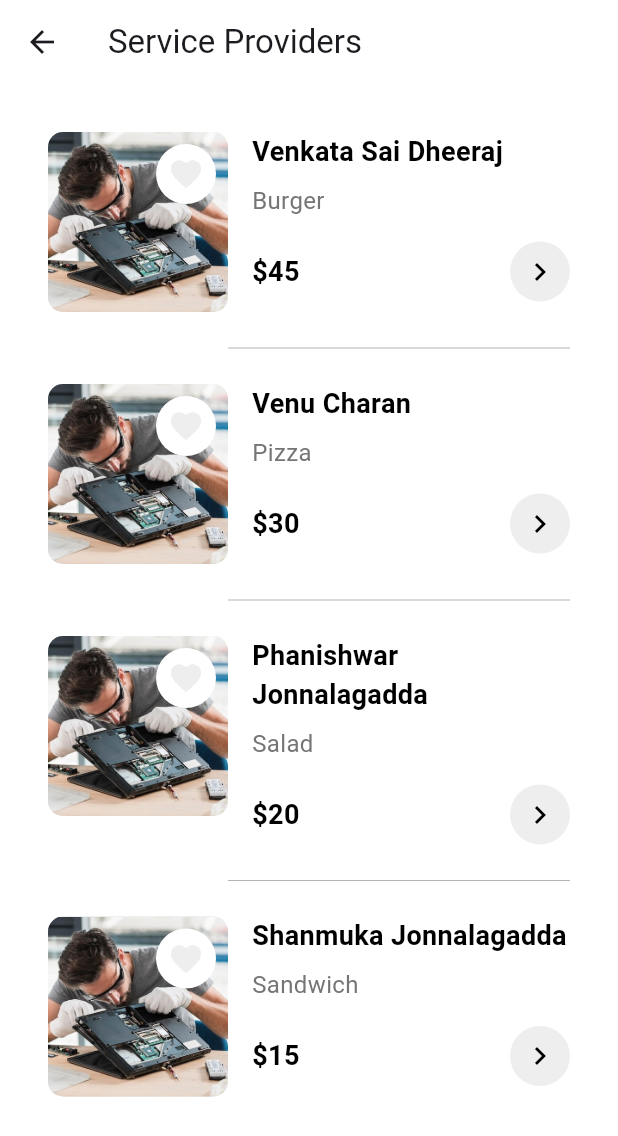
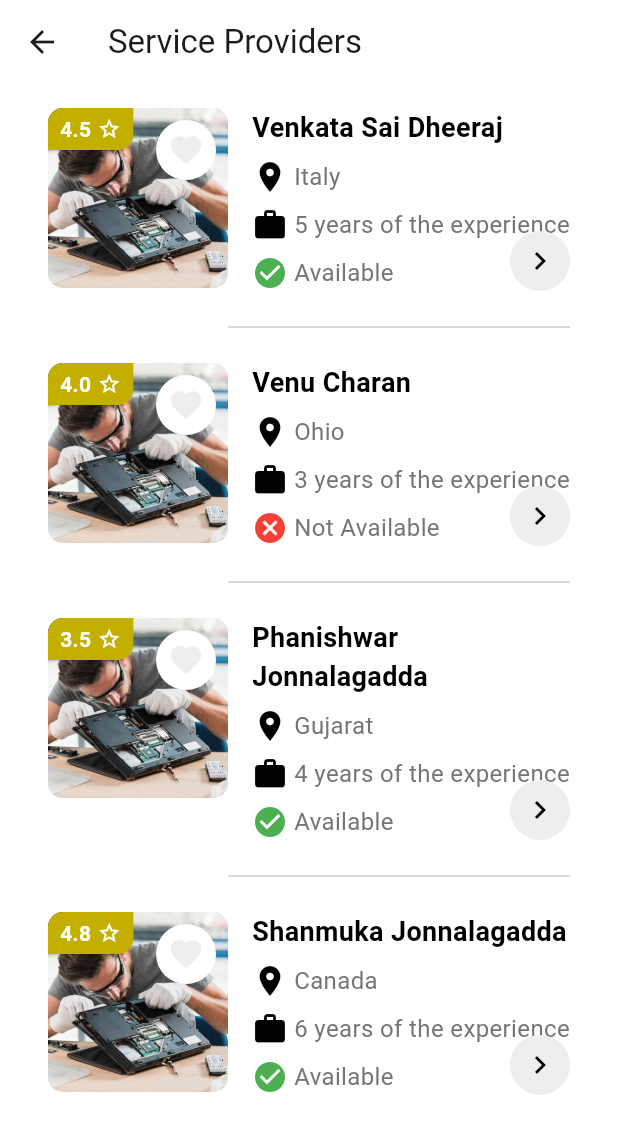
Before and after one commit to CharanBot/OneClick, a Flutter app: the ProductListPage screen opened directly, on a phone screen of 412 x 824 dp. Shown: the top 1136 px of the screen. Run offline on Flutter 3.47's test engine with Material 3 defaults, Android fonts, the phone set to English and light mode, and no system bars; our stand-ins replace carousel_slider, get, iconsax, intl_phone_field, scrollable_positioned_list; network calls fail.

Commit message:
changes is service provider page

```diff
--- /dev/null
+++ b/lib/features/personalisation/profile/Constants_profile/Constants.dart
@@ -0,0 +1,4 @@
+import 'package:flutter/material.dart';
+
+part 'Colors.dart';
+part 'Urls.dart';
--- a/lib/features/shop/home/widgets/service_list_page.dart
+++ b/lib/features/shop/home/widgets/service_list_page.dart
@@ -7,27 +7,35 @@ class ProductListPage extends StatelessWidget {
   static List<Product> sampleProducts = [
     Product(
       title: 'Venkata Sai Dheeraj',
-      category: 'Burger',
+      location: 'Italy',
+      experience: 5,
+      isAvailable: true,
       imageAssetPath: 'assets/icons/mostbooked/laptop_repair.jpg',
-      price: '\$45',
+      rating: 4.5,
     ),
     Product(
       title: 'Venu Charan',
-      category: 'Pizza',
+      location: 'Ohio',
+      experience: 3,
+      isAvailable: false,
       imageAssetPath: 'assets/icons/mostbooked/laptop_repair.jpg',
-      price: '\$30',
+      rating: 4.0,
     ),
     Product(
       title: 'Phanishwar Jonnalagadda',
-      category: 'Salad',
+      location: 'Gujarat',
+      experience: 4,
+      isAvailable: true,
       imageAssetPath: 'assets/icons/mostbooked/laptop_repair.jpg',
-      price: '\$20',
+      rating: 3.5,
     ),
     Product(
       title: 'Shanmuka Jonnalagadda',
-      category: 'Sandwich',
+      location: 'Canada',
+      experience: 6,
+      isAvailable: true,
       imageAssetPath: 'assets/icons/mostbooked/laptop_repair.jpg',
-      price: '\$15',
+      rating: 4.8,
     ),
   ];
 
@@ -45,34 +53,26 @@ class ProductListPage extends StatelessWidget {
       ),
       body: Padding(
         padding: const EdgeInsets.symmetric(horizontal: 16),
-        child: Column(
-          crossAxisAlignment: CrossAxisAlignment.start,
-          children: [
-            const SizedBox(height: 16), //space above the first card
-
-            // Products list
-            Column(
-              children: sampleProducts.map((product) {
+        child: ListView.builder(
+          itemCount: sampleProducts.length,
+          itemBuilder: (context, index) {
+            final product = sampleProducts[index];
             return Column(
               children: [
                 ProductCardWidget(
                   product: product,
                   darkMode: darkMode,
                 ),
-                    if (product !=
-                        sampleProducts.last) // Added divider conditionally
+                if (product != sampleProducts.last)
                   Divider(
                     thickness: 0.2,
                     color: darkMode ? Colors.white : Colors.black,
-                        indent:
-                            136, // indent to align with image width + spacing
+                    indent: 136, // indent to align with image width + spacing
                     endIndent: 16,
                   ),
               ],
             );
-              }).toList(),
-            ),
-          ],
+          },
         ),
       ),
     );
@@ -101,7 +101,9 @@ class ProductCardWidget extends StatelessWidget {
         borderRadius: BorderRadius.circular(15),
         color: cardColor,
       ),
-      child: Row(
+      child: Stack(
+        children: [
+          Row(
             crossAxisAlignment: CrossAxisAlignment.start,
             children: [
               // Thumbnail Image with Favorite Icon
@@ -145,28 +147,98 @@ class ProductCardWidget extends StatelessWidget {
                       ),
                     ),
                     const SizedBox(height: 8),
-                Text(
-                  product.category,
+                    Row(
+                      children: [
+                        Icon(Icons.location_on, color: textColor),
+                        const SizedBox(width: 4),
+                        Expanded(
+                          child: Text(
+                            product.location,
                             style: TextStyle(
                               fontSize: 16,
                               color: Colors.grey[600],
                             ),
                           ),
-                const SizedBox(height: 16),
+                        ),
+                      ],
+                    ),
+                    const SizedBox(height: 8),
                     Row(
-                  mainAxisAlignment: MainAxisAlignment.spaceBetween,
                       children: [
-                    // Pricing
-                    Text(
-                      product.price,
+                        Icon(Icons.work, color: textColor),
+                        const SizedBox(width: 4),
+                        Expanded(
+                          child: Text(
+                            '${product.experience} years of the experience',
                             style: TextStyle(
-                        fontSize: 18,
-                        fontWeight: FontWeight.bold,
-                        color: textColor,
+                              fontSize: 16,
+                              color: Colors.grey[600],
                             ),
                           ),
-                    // next button icon
-                    Container(
+                        ),
+                      ],
+                    ),
+                    const SizedBox(height: 8),
+                    Row(
+                      children: [
+                        Icon(
+                          product.isAvailable
+                              ? Icons.check_circle
+                              : Icons.cancel,
+                          color:
+                              product.isAvailable ? Colors.green : Colors.red,
+                        ),
+                        const SizedBox(width: 4),
+                        Text(
+                          product.isAvailable ? 'Available' : 'Not Available',
+                          style: TextStyle(
+                            fontSize: 16,
+                            color: Colors.grey[600],
+                          ),
+                        ),
+                      ],
+                    ),
+                  ],
+                ),
+              ),
+            ],
+          ),
+          // Ratings Display with star_outline icon
+          Positioned(
+            top: 0,
+            left: 0,
+            child: Container(
+              padding: const EdgeInsets.symmetric(horizontal: 8, vertical: 4),
+              decoration: const BoxDecoration(
+                color: Color.fromARGB(255, 195, 175, 0),
+                borderRadius: BorderRadius.only(
+                  topLeft: Radius.circular(10),
+                  bottomRight: Radius.circular(10),
+                ),
+              ),
+              child: Row(
+                children: [
+                  Text(
+                    product.rating.toString(),
+                    style: const TextStyle(
+                      color: Colors.white,
+                      fontWeight: FontWeight.bold,
+                    ),
+                  ),
+                  const SizedBox(width: 4), // Spacing between rating and icon
+                  const Icon(
+                    Icons.star_outline,
+                    color: Colors.white,
+                    size: 16,
+                  ),
+                ],
+              ),
+            ),
+          ),
+          Positioned(
+            bottom: -0,
+            right: 0,
+            child: Container(
               width: 40,
               height: 40,
               decoration: BoxDecoration(
@@ -178,10 +250,6 @@ class ProductCardWidget extends StatelessWidget {
                 onPressed: () {},
                 color: textColor,
               ),
-                    ),
-                  ],
-                ),
-              ],
             ),
           ),
         ],
@@ -229,7 +297,7 @@ class _FavoriteIconState extends State<FavoriteIcon> {
           child: Icon(
             Icons.favorite,
             size: 24,
-            color: iconColor, // Use iconColor to dynamically set the icon color
+            color: iconColor,
           ),
         ),
       ),
@@ -239,14 +307,18 @@ class _FavoriteIconState extends State<FavoriteIcon> {
 
 class Product {
   final String title;
-  final String category;
+  final String location;
+  final int experience;
+  final bool isAvailable;
   final String imageAssetPath;
-  final String price;
+  final double rating;
 
   Product({
     required this.title,
-    required this.category,
+    required this.location,
+    required this.experience,
+    required this.isAvailable,
     required this.imageAssetPath,
-    required this.price,
+    required this.rating,
   });
 }
--- a/lib/nav_menu.dart
+++ b/lib/nav_menu.dart
@@ -3,8 +3,8 @@ import 'package:get/get.dart';
 import 'package:iconsax/iconsax.dart';
 import 'package:only_click/features/shop/chat/chat.dart';
 import 'package:only_click/features/shop/home/home.dart';
-import 'package:only_click/features/shop/profile/account_settings.dart';
-import 'package:only_click/features/shop/store/dummy/start_page.dart';
+import 'package:only_click/features/personalisation/profile/account_settings.dart';
+import 'package:only_click/features/shop/store/store.dart';
 
 class NavigationMenu extends StatelessWidget {
   const NavigationMenu({Key? key}) : super(key: key);
@@ -48,7 +48,7 @@ class NavigationController extends GetxController {
 
   final screens = [
     const HomeScreen(),
-    const StartPage(),
+    const StoreScreen(),
     const ChatScreen(),
     const AccountPage(),
   ];
```
Also changed, not shown: lib/features/personalisation/profile/Constants_profile/Colors.dart (added, +81 -0 lines), lib/features/personalisation/profile/Constants_profile/Urls.dart (added, +17 -0 lines), lib/features/personalisation/profile/account_settings.dart (added, +149 -0 lines), lib/features/personalisation/profile/pages/edit_profile.dart (added, +148 -0 lines), lib/features/shop/store/store.dart (+18 -0 lines). Lines whose indentation alone changed are shown as unchanged.
